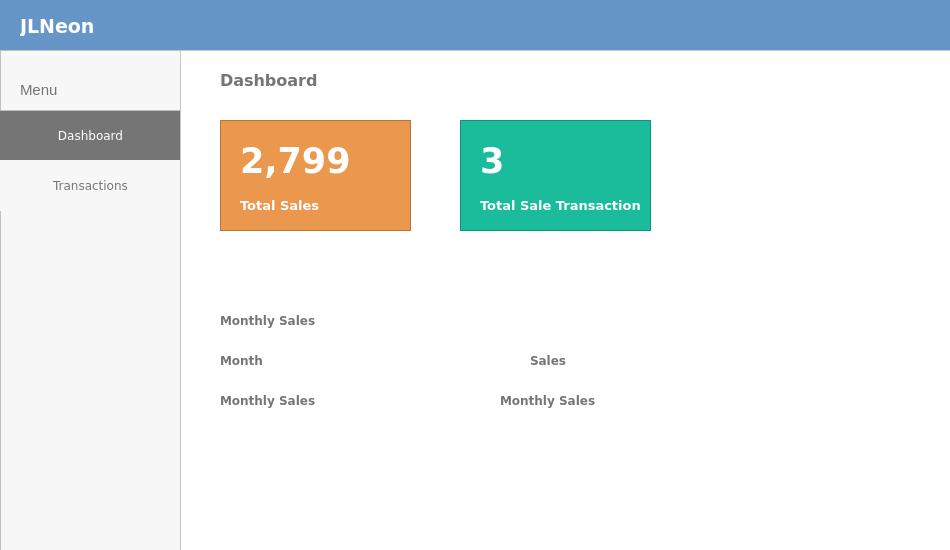
Above: app_ui2.ui from iuwin/JLNeonSystem before the change. Below: the same form after it.
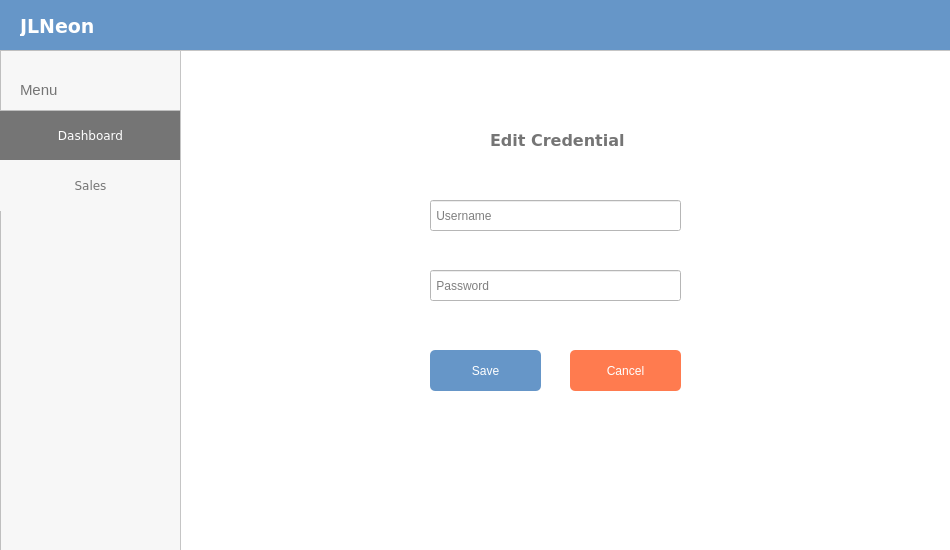
That is the form after the change. The open tabs and pages were chosen to show the change. Icons and pictures are not drawn.

```diff
--- a/app_ui2.ui
+++ b/app_ui2.ui
@@ -523,7 +523,7 @@
 }</string>
          </property>
          <property name="text">
-          <string>Transactions</string>
+          <string>Sales</string>
          </property>
         </widget>
        </widget>
@@ -765,7 +765,7 @@
              <string notr="true">color: rgb(255, 255, 255)</string>
             </property>
             <property name="text">
-             <string>Total Sale Transaction</string>
+             <string>Number of Sales</string>
             </property>
            </widget>
            <widget class="QLabel" name="totalSalesLabel_4">
@@ -836,7 +836,7 @@
             <string notr="true">color: rgb(117, 117, 117)</string>
            </property>
            <property name="text">
-            <string>Monthly Sales</string>
+            <string>January</string>
            </property>
           </widget>
           <widget class="QLabel" name="salesMonth2Label">
@@ -934,7 +934,7 @@
           <widget class="QLabel" name="dashboardSales">
            <property name="geometry">
             <rect>
-             <x>320</x>
+             <x>350</x>
              <y>340</y>
              <width>121</width>
              <height>21</height>
@@ -1048,6 +1048,124 @@
           </widget>
          </widget>
         </widget>
+        <widget class="QWidget" name="changeScreen">
+         <widget class="QFrame" name="changeFrame">
+          <property name="geometry">
+           <rect>
+            <x>0</x>
+            <y>0</y>
+            <width>771</width>
+            <height>501</height>
+           </rect>
+          </property>
+          <property name="frameShape">
+           <enum>QFrame::StyledPanel</enum>
+          </property>
+          <property name="frameShadow">
+           <enum>QFrame::Raised</enum>
+          </property>
+          <widget class="QLabel" name="changeLabel1">
+           <property name="geometry">
+            <rect>
+             <x>310</x>
+             <y>80</y>
+             <width>160</width>
+             <height>21</height>
+            </rect>
+           </property>
+           <property name="font">
+            <font>
+             <family>Verdana</family>
+             <pointsize>12</pointsize>
+             <weight>75</weight>
+             <bold>true</bold>
+            </font>
+           </property>
+           <property name="styleSheet">
+            <string notr="true">color: rgb(117, 117, 117)</string>
+           </property>
+           <property name="text">
+            <string>Edit Credential</string>
+           </property>
+          </widget>
+          <widget class="QLineEdit" name="changeUsername">
+           <property name="geometry">
+            <rect>
+             <x>250</x>
+             <y>150</y>
+             <width>251</width>
+             <height>31</height>
+            </rect>
+           </property>
+           <property name="placeholderText">
+            <string> Username</string>
+           </property>
+          </widget>
+          <widget class="QLineEdit" name="changePassword">
+           <property name="geometry">
+            <rect>
+             <x>250</x>
+             <y>220</y>
+             <width>251</width>
+             <height>31</height>
+            </rect>
+           </property>
+           <property name="placeholderText">
+            <string> Password</string>
+           </property>
+          </widget>
+          <widget class="QPushButton" name="changeSave">
+           <property name="geometry">
+            <rect>
+             <x>250</x>
+             <y>300</y>
+             <width>111</width>
+             <height>41</height>
+            </rect>
+           </property>
+           <property name="styleSheet">
+            <string notr="true">QPushButton#changeSave{
+	color: rgb(255, 255, 255);
+	background-color: rgb(102, 150, 200);
+	border: 0px solid;
+	border-radius: 5px;
+}
+
+QPushButton:hover#changeSave{
+	background-color: rgb(113, 167, 221)
+}</string>
+           </property>
+           <property name="text">
+            <string>Save</string>
+           </property>
+          </widget>
+          <widget class="QPushButton" name="changeCancel">
+           <property name="geometry">
+            <rect>
+             <x>390</x>
+             <y>300</y>
+             <width>111</width>
+             <height>41</height>
+            </rect>
+           </property>
+           <property name="styleSheet">
+            <string notr="true">QPushButton#changeCancel{
+	color: rgb(255, 255, 255);
+	background-color: rgb(255, 123, 79);
+	border: 0px solid;
+	border-radius: 5px;
+}
+
+QPushButton:hover#changeCancel{
+	background-color: rgb(255, 119, 65);
+}</string>
+           </property>
+           <property name="text">
+            <string>Cancel</string>
+           </property>
+          </widget>
+         </widget>
+        </widget>
         <widget class="QWidget" name="transactionScreen">
          <widget class="QStackedWidget" name="transactionStackedWidget">
           <property name="geometry">
```
Left out of the diff: 64 changed lines with no effect on the pictures.
